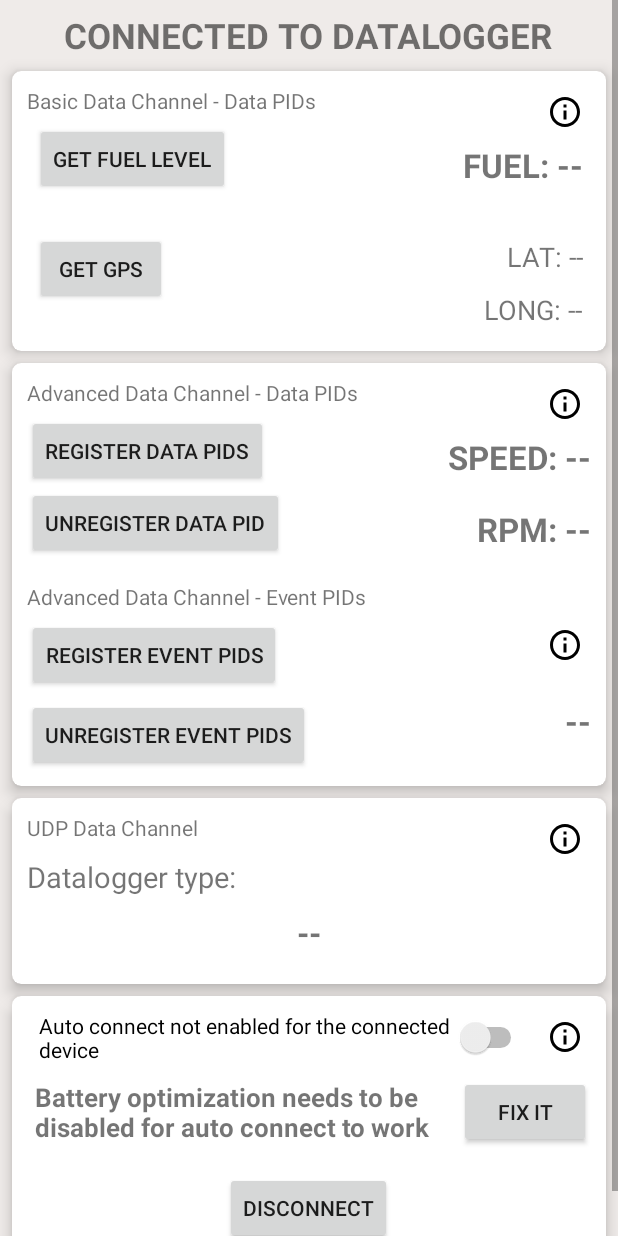
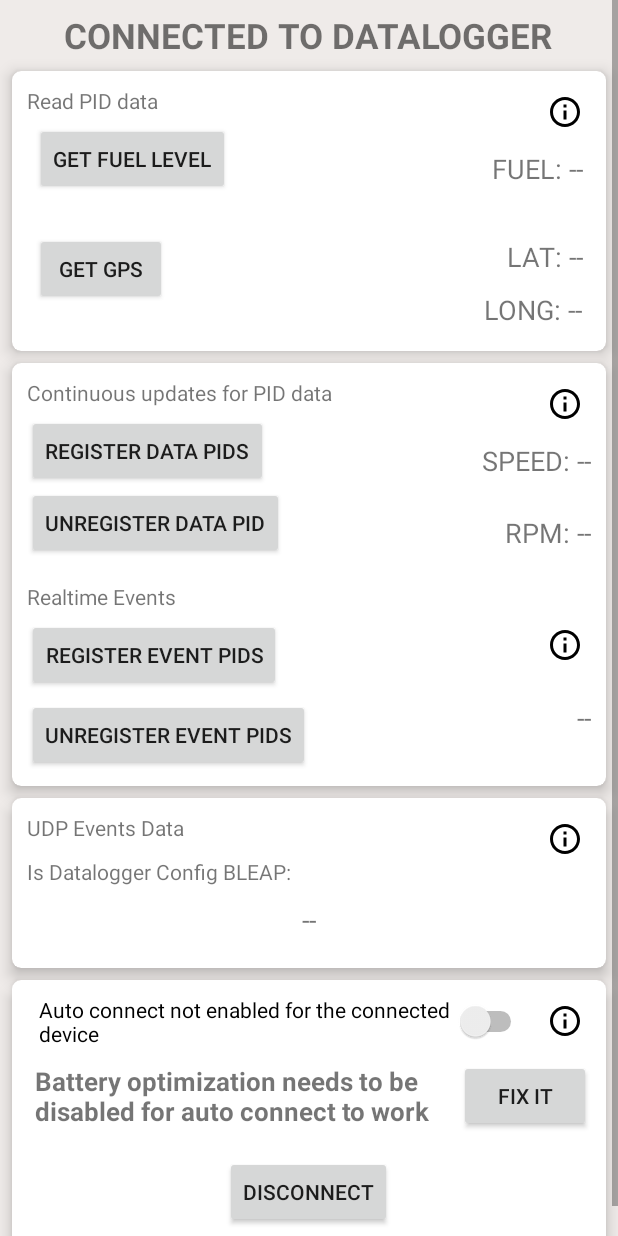
Before and after one commit to danlawinc/smartconnectsdk-android-sample-app, an Android app: the ConnectedActivity screen opened directly, with no data from a screen before it, on a phone screen of 412 x 824 dp. Run offline under Robolectric (Android 15) with nearby library versions, the phone set to English and light mode, and no system bars; our stand-ins replace EventBus; libraries missing offline, so code that uses them is left out: com.danlaw.smartconnectsdk; 7 statements that could not run were skipped.

Commit message:
added udp events example

```diff
--- a/app/src/main/AndroidManifest.xml
+++ b/app/src/main/AndroidManifest.xml
@@ -1,10 +1,12 @@
 <?xml version="1.0" encoding="utf-8"?>
 <manifest xmlns:android="http://schemas.android.com/apk/res/android"
+    xmlns:tools="http://schemas.android.com/tools"
     package="com.danlaw.smartconnect.sdk.sampleapp">
 
     <uses-permission android:name="android.permission.ACCESS_NETWORK_STATE" />
     <uses-permission android:name="android.permission.WRITE_EXTERNAL_STORAGE" />
     <uses-permission android:name="android.permission.ACCESS_FINE_LOCATION" />
+    <uses-permission android:name="android.permission.ACTIVITY_RECOGNITION" />
 
     <application
         android:name="com.danlaw.smartconnect.sdk.sampleapp.MyDemoApplication"
@@ -13,7 +15,8 @@
         android:label="@string/app_name"
         android:screenOrientation="portrait"
         android:supportsRtl="true"
-        android:theme="@style/AppTheme">
+        android:theme="@style/AppTheme"
+        tools:ignore="GoogleAppIndexingWarning">
         <activity android:name="com.danlaw.smartconnect.sdk.sampleapp.activity.MainActivity">
             <intent-filter>
                 <action android:name="android.intent.action.MAIN" />
--- a/app/src/main/java/com/danlaw/smartconnect/sdk/sampleapp/activity/ConnectedActivity.java
+++ b/app/src/main/java/com/danlaw/smartconnect/sdk/sampleapp/activity/ConnectedActivity.java
@@ -1,11 +1,11 @@
 package com.danlaw.smartconnect.sdk.sampleapp.activity;
 
-import android.app.Notification;
+import android.annotation.SuppressLint;
 import android.content.Context;
-import android.content.DialogInterface;
 import android.content.Intent;
 import android.os.Build;
 import android.os.Bundle;
+
 import androidx.appcompat.app.AlertDialog;
 import androidx.appcompat.app.AppCompatActivity;
 
@@ -14,17 +14,18 @@ import android.provider.Settings;
 import android.util.Log;
 import android.view.View;
 import android.widget.Button;
-import android.widget.CompoundButton;
 import android.widget.LinearLayout;
 import android.widget.Switch;
 import android.widget.TextView;
 import android.widget.Toast;
 
+import com.danlaw.smartconnect.sdk.sampleapp.events.BleapUDPDataEvent;
 import com.danlaw.smartconnectsdk.bluetooth.BluetoothInterface;
 import com.danlaw.smartconnectsdk.datalogger.DataLoggerInterface;
 import com.danlaw.smartconnectsdk.datalogger.model.EngineRPM;
 import com.danlaw.smartconnectsdk.datalogger.model.FuelLevel;
 import com.danlaw.smartconnectsdk.datalogger.model.GPS;
+import com.danlaw.smartconnectsdk.datalogger.model.GPSEvent;
 import com.danlaw.smartconnectsdk.datalogger.model.HardAccelerationData;
 import com.danlaw.smartconnectsdk.datalogger.model.HardBrakingData;
 import com.danlaw.smartconnectsdk.datalogger.model.VehicleSpeed;
@@ -42,7 +43,12 @@ import org.greenrobot.eventbus.EventBus;
 import org.greenrobot.eventbus.Subscribe;
 import org.greenrobot.eventbus.ThreadMode;
 
+import java.text.DateFormat;
+import java.text.ParseException;
+import java.text.SimpleDateFormat;
 import java.util.ArrayList;
+import java.util.Locale;
+import java.util.TimeZone;
 
 import static com.danlaw.smartconnectsdk.datalogger.DataLoggerInterface.PID_ENGINE_RPM;
 import static com.danlaw.smartconnectsdk.datalogger.DataLoggerInterface.PID_VEHICLE_SPEED;
@@ -59,15 +65,17 @@ public class ConnectedActivity extends AppCompatActivity {
     ArrayList<Integer> dpidListRPM;
     ArrayList<Integer> eventPids;
     TextView fuelTextView, latitudeTextView, longitudeTextView;
-    TextView speedTextView;
-    TextView rpmTextView;
-    TextView eventDescriptionView;
+    TextView speedTextView, rpmTextView, eventDescriptionView;
+    TextView dataloggerType, bleapValue;
     Button registerAdvancedButton;
     Button unRegisterAdvancedButton;
     Switch favSwitch;
     DataLogger dataLogger;
     final private String TAG = ConnectedActivity.class.getCanonicalName();
     LinearLayout batteryOptimizationContainer;
+    private static DateFormat dateFormatter;
+    private SimpleDateFormat simpleDateFormat;
+
 
     @Override
     protected void onCreate(Bundle savedInstanceState) {
@@ -85,6 +93,11 @@ public class ConnectedActivity extends AppCompatActivity {
             e.printStackTrace();
         }
 
+        dateFormatter = new SimpleDateFormat("MMddyyHHmmss"); // format in which datalogger returns date
+        dateFormatter.setTimeZone(TimeZone.getTimeZone("Etc/UTC"));
+        simpleDateFormat = new SimpleDateFormat("MM/dd/yy hh:mm:ss a", Locale.US);// formatting the parsed date for display
+
+
         String name = getIntent().getStringExtra("deviceName");
         String address = getIntent().getStringExtra("deviceAddress");
         dataLogger = new DataLogger(name, address);
@@ -97,6 +110,8 @@ public class ConnectedActivity extends AppCompatActivity {
         latitudeTextView = findViewById(R.id.latValue);
         longitudeTextView = findViewById(R.id.longValue);
         speedTextView = findViewById(R.id.speedTextView);
+        bleapValue = findViewById(R.id.bleapEventValue);
+        dataloggerType = findViewById(R.id.dataloggerType);
         rpmTextView = findViewById(R.id.rpmTextView);
         favSwitch = findViewById(R.id.favSwitch);
         batteryOptimizationContainer = findViewById(R.id.batteryOptimizationContainer);
@@ -163,7 +178,7 @@ public class ConnectedActivity extends AppCompatActivity {
             rpmTextView.setText("RPM: --");
             speedTextView.setText("Speed: --");
         });
-
+        dataloggerType.setText("Datalogger type bleap: " + DataLoggerInterface.isBleap);
     }
 
     @Subscribe(threadMode = ThreadMode.MAIN)
@@ -243,6 +258,22 @@ public class ConnectedActivity extends AppCompatActivity {
                 break;
         }
         eventDescriptionView.setText(eventDescription);
+    }
+
+    @SuppressLint("SetTextI18n")
+    @Subscribe(threadMode = ThreadMode.MAIN)
+    public void onBleapUDPReceived(BleapUDPDataEvent event) throws ParseException {
+        switch (event.EPid) {
+            case DataLoggerInterface.PID_EVENT_GPS:
+                GPSEvent data = (GPSEvent) event.data;
+                bleapValue.setText("GPS event received" +
+                        "\nDate:            " + simpleDateFormat.format(dateFormatter.parse(data.udpMessageHeader.deviceTime)) +
+                        "\nLAT:             " + data.udpMessageHeader.latitude +
+                        "\nLONG:            " + data.udpMessageHeader.longitude +
+                        "\nSATELLITES:      " + data.satellitesInView
+                );
+                break;
+        }
     }
 
     @Override
@@ -330,6 +361,13 @@ public class ConnectedActivity extends AppCompatActivity {
                         .setPositiveButton(R.string.ok_button, (dialog, which) -> dialog.dismiss()).setCancelable(true)
                         .show();
                 break;
+            case R.id.udpChannelDataPidInfo:
+                new AlertDialog.Builder(ConnectedActivity.this)
+                        .setTitle(R.string.udp_header_events)
+                        .setMessage(R.string.udp_info_events)
+                        .setPositiveButton(R.string.ok_button, (dialog, which) -> dialog.dismiss()).setCancelable(true)
+                        .show();
+                break;
             case R.id.autoConnectInfo:
                 new AlertDialog.Builder(ConnectedActivity.this)
                         .setTitle(R.string.autoconnect_header)
--- a/app/src/main/java/com/danlaw/smartconnect/sdk/sampleapp/activity/MainActivity.java
+++ b/app/src/main/java/com/danlaw/smartconnect/sdk/sampleapp/activity/MainActivity.java
@@ -56,7 +56,8 @@ public class MainActivity extends AppCompatActivity {
 
     private final static int REQUEST_CODE_ASK_PERMISSIONS = 1;
     private static final String[] REQUIRED_SDK_PERMISSIONS = new String[]{
-            Manifest.permission.ACCESS_FINE_LOCATION};
+            Manifest.permission.ACCESS_FINE_LOCATION,
+            Manifest.permission.ACTIVITY_RECOGNITION};
     final private String TAG = MainActivity.class.getCanonicalName();
     private boolean setupComplete = false;
 
@@ -123,7 +124,7 @@ public class MainActivity extends AppCompatActivity {
             bluetoothInterface = ((MyDemoApplication) getApplication()).getBluetoothInterface();
 
             // turning off the auto acknowledgement for UDP message for  bleap devices
-            ((MyDemoApplication) getApplication()).getBleapInterface().setBleapAutoAcknowledgement(false);
+           dataLoggerInterface.setBleapAutoAcknowledgement(false);
         } catch (BleNotSupportedException e) {
             Log.d(TAG, "bluetooth not supported");
             e.printStackTrace();
--- a/app/src/main/res/layout/activity_connected.xml
+++ b/app/src/main/res/layout/activity_connected.xml
@@ -76,8 +76,7 @@
                     android:layout_alignParentEnd="true"
                     android:layout_margin="5dp"
                     android:text="FUEL: --"
-                    android:textSize="22sp"
-                    android:textStyle="bold" />
+                    android:textSize="18sp" />
             </RelativeLayout>
 
             <RelativeLayout
@@ -180,8 +179,7 @@
                 android:layout_alignParentEnd="true"
                 android:layout_marginBottom="5dp"
                 android:text="SPEED: --"
-                android:textSize="22sp"
-                android:textStyle="bold" />
+                android:textSize="18sp" />
 
             <TextView
                 android:id="@+id/rpmTextView"
@@ -191,8 +189,7 @@
                 android:layout_alignParentEnd="true"
                 android:layout_marginBottom="5dp"
                 android:text="RPM: --"
-                android:textSize="22sp"
-                android:textStyle="bold" />
+                android:textSize="18sp" />
 
             <TextView
                 android:id="@+id/eventString"
@@ -239,8 +236,7 @@
                 android:layout_alignTop="@id/unregisterEventButton"
                 android:layout_alignParentEnd="true"
                 android:text="--"
-                android:textSize="22sp"
-                android:textStyle="bold" />
+                android:textSize="18sp"/>
         </RelativeLayout>
     </androidx.cardview.widget.CardView>
 
@@ -282,23 +278,19 @@
                 android:layout_width="wrap_content"
                 android:layout_height="wrap_content"
                 android:layout_below="@id/udpString"
-                android:textSize="19sp"
                 android:layout_marginTop="10dp"
-                android:id="@+id/udpInfo"
-                android:text="Datalogger type: "/>
-
-
+                android:id="@+id/dataloggerType"
+                android:text="Is Datalogger Config BLEAP: "/>
 
             <TextView
-                android:id="@+id/udpValueTextView"
+                android:id="@+id/bleapEventValue"
                 android:layout_width="wrap_content"
                 android:layout_height="wrap_content"
                 android:layout_margin="10dp"
-                android:layout_below="@id/udpInfo"
+                android:layout_below="@id/dataloggerType"
                 android:text="--"
                 android:layout_centerHorizontal="true"
-                android:textSize="21sp"
-                android:textStyle="bold" />
+                android:textSize="18sp" />
 
 
         </RelativeLayout>
--- a/app/src/main/res/values/strings.xml
+++ b/app/src/main/res/values/strings.xml
@@ -2,13 +2,15 @@
     <string name="app_name">Danlaw SDK Sample App</string>
     <string name="title_activity_connected">ConnectedActivity</string>
     <string name="ok_button">OK</string>
-    <string name="basic_header">Basic Data Channel - Data PIDs</string>
-    <string name="basic_info">Only data PIDs (Standard ODB and Non OBD/Custom PIDs) can be requested through basic data channel and not event PIDs.\nPIDs requested through this channel do not receive realtime continuous updates.</string>
-    <string name="advanced_info_data">Standard ODB data PIDs and Event PIDs can be requested through advanced data channel.\nNon OBD/Custom PIDs cannot be requested through advanced data channel.\nPIDs requested through this channel continue to receive updates in realtime until they are unregistered.</string>
-    <string name="advanced_info_events">Event PIDs can only be requested through advanced data channel.\nPIDs requested through this channel continue to receive updates in realtime until they are unregistered.</string>
-    <string name="advanced_header_data">Advanced Data Channel - Data PIDs</string>
-    <string name="advanced_header_events">Advanced Data Channel - Event PIDs</string>
+    <string name="basic_header">Read PID data</string>
+    <string name="basic_info">Both Standard ODB and Danlaw\'s Custom PIDs can be requested through basic data channel.\nPIDs requested through this channel do not receive continuous updates.</string>
+    <string name="advanced_info_data">Only Standard ODB data PIDs (id: 0\-255) can be registered for continuous updates. \nRegistered PIDs continue to receive updates in realtime until they are unregistered.</string>
+    <string name="advanced_info_events">Realtime events once registered, continue to receive updates in realtime until they are unregistered.</string>
+    <string name="advanced_header_data">Continuous updates for PID data</string>
+    <string name="advanced_header_events">Realtime Events</string>
+    <string name="autoconnect_header">Auto Connect</string>
     <string name="autoconnect_info">If Auto Connect is turned on app will set the connected device as favorite and then the app will try to connect to the device automatically during any foreground or background (triggered by location change) scans.</string>
-    <string name="autoconnect_header">Auto Connect</string>
-    <string name="udp_header_data">UDP Data Channel</string>
+    <string name="udp_header_data">UDP Events Data</string>
+    <string name="udp_header_events">UDP Events Data</string>
+    <string name="udp_info_events">UDP Events are only delivered by BLEAP devices.\nNo registration is required to receive the data.</string>
 </resources>
```
Also changed, not shown: app/src/main/java/com/danlaw/smartconnect/sdk/sampleapp/MyDemoApplication.java (+14 -17 lines).
